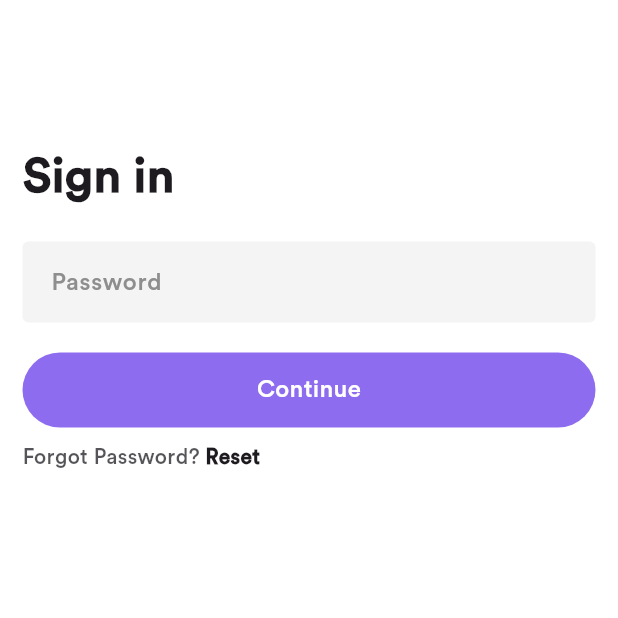
After one commit to MohamedElnaggar0/store_app, a Flutter app: the screen it shows after launch, after a tap on "Continue", on a phone screen of 412 x 824 dp, the top half of it. The commit adds this screen. Run offline on Flutter 3.47's test engine with Material 3 defaults, Android fonts, the phone set to English and light mode, and no system bars; our stand-ins replace flutter_bloc, go_router.

Commit message:
create sign in password view

```diff
--- a/lib/core/configs/app_router.dart
+++ b/lib/core/configs/app_router.dart
@@ -1,10 +1,11 @@
 import 'package:go_router/go_router.dart';
-import 'package:store_app/features/auth/presentation/views/signin_email.dart';
+import 'package:store_app/features/auth/presentation/views/signin_email_view.dart';
+import 'package:store_app/features/auth/presentation/views/signin_password_view.dart';
 import 'package:store_app/features/splash/presentation/views/splash_view.dart';
 
 abstract class AppRouter {
   static const kSigninEmailView = '/signinEmailView';
-
+  static const kSigninPasswordView = '/signinPasswordView';
   static final router = GoRouter(
     routes: [
       GoRoute(
@@ -15,6 +16,10 @@ abstract class AppRouter {
         path: kSigninEmailView,
         builder: (context, state) => const SigninEmailView(),
       ),
+      GoRoute(
+        path: kSigninPasswordView,
+        builder: (context, state) => const SigninPasswordView(),
+      ),
     ],
   );
 }
--- a/lib/features/auth/presentation/views/signin_email.dart
+++ b/lib/features/auth/presentation/views/signin_email_view.dart
@@ -1,5 +1,5 @@
 import 'package:flutter/material.dart';
-import 'package:store_app/features/auth/presentation/widgets/signin_view_body.dart';
+import 'package:store_app/features/auth/presentation/widgets/signin_email_view_body.dart';
 
 class SigninEmailView extends StatelessWidget {
   const SigninEmailView({super.key});
--- /dev/null
+++ b/lib/features/auth/presentation/views/signin_password_view.dart
@@ -0,0 +1,13 @@
+import 'package:flutter/material.dart';
+import 'package:store_app/features/auth/presentation/widgets/signin_password_view_body.dart';
+
+class SigninPasswordView extends StatelessWidget {
+  const SigninPasswordView({super.key});
+
+  @override
+  Widget build(BuildContext context) {
+    return const Scaffold(
+      body: SigninPasswordViewBody(),
+    );
+  }
+}
--- a/lib/features/auth/presentation/widgets/custom_button.dart
+++ b/lib/features/auth/presentation/widgets/custom_button.dart
@@ -2,11 +2,14 @@ import 'package:flutter/material.dart';
 import 'package:store_app/core/configs/app_color.dart';
 
 class CustomButton extends StatelessWidget {
-  const CustomButton({super.key, required this.text});
+  const CustomButton({super.key, required this.text, this.onTap});
   final String text;
+  final Function()? onTap;
   @override
   Widget build(BuildContext context) {
-    return Container(
+    return GestureDetector(
+      onTap: onTap,
+      child: Container(
         height: 50,
         width: double.infinity,
         decoration: BoxDecoration(
@@ -18,6 +21,7 @@ class CustomButton extends StatelessWidget {
             style: const TextStyle(color: Colors.white, fontSize: 16),
           ),
         ),
+      ),
     );
   }
 }
--- a/lib/features/auth/presentation/widgets/custom_text_field.dart
+++ b/lib/features/auth/presentation/widgets/custom_text_field.dart
@@ -1,9 +1,11 @@
 import 'package:flutter/material.dart';
 
 class CustomTextField extends StatelessWidget {
-  const CustomTextField({super.key, this.onChanged, required this.hintText});
+  const CustomTextField(
+      {super.key, this.onChanged, required this.hintText, this.obscureText});
   final Function(String)? onChanged;
   final String hintText;
+  final bool? obscureText;
   @override
   Widget build(BuildContext context) {
     return TextFormField(
@@ -13,6 +15,7 @@ class CustomTextField extends StatelessWidget {
         }
         return null;
       },
+      obscureText: obscureText ?? false,
       onChanged: onChanged,
       decoration: InputDecoration(
         hintText: hintText,
--- a/lib/features/auth/presentation/widgets/signin_view_body.dart
+++ b/lib/features/auth/presentation/widgets/signin_email_view_body.dart
@@ -1,4 +1,6 @@
 import 'package:flutter/material.dart';
+import 'package:go_router/go_router.dart';
+import 'package:store_app/core/configs/app_router.dart';
 import 'package:store_app/features/auth/presentation/widgets/custom_text.dart';
 import 'package:store_app/features/auth/presentation/widgets/custom_text_field.dart';
 import 'package:store_app/features/auth/presentation/widgets/custom_button.dart';
@@ -23,6 +25,9 @@ class SigninEmailViewBody extends StatelessWidget {
           const SizedBox(height: 20),
           CustomButton(
             text: 'Continue',
+            onTap: () {
+              GoRouter.of(context).go(AppRouter.kSigninPasswordView);
+            },
           ),
           const SizedBox(height: 10),
           CustomTextWidgets(
--- /dev/null
+++ b/lib/features/auth/presentation/widgets/signin_password_view_body.dart
@@ -0,0 +1,34 @@
+import 'package:flutter/material.dart';
+import 'package:store_app/features/auth/presentation/widgets/custom_button.dart';
+import 'package:store_app/features/auth/presentation/widgets/custom_text.dart';
+import 'package:store_app/features/auth/presentation/widgets/custom_text_field.dart';
+import 'package:store_app/features/auth/presentation/widgets/custom_text_widgets.dart';
+
+class SigninPasswordViewBody extends StatelessWidget {
+  const SigninPasswordViewBody({super.key});
+
+  @override
+  Widget build(BuildContext context) {
+    return Padding(
+      padding: const EdgeInsets.all(15),
+      child: Column(
+        crossAxisAlignment: CrossAxisAlignment.start,
+        children: [
+          SizedBox(height: 80),
+          CustomText('Sign in'),
+          const SizedBox(height: 20),
+          CustomTextField(
+            hintText: 'Password',
+            obscureText: true,
+          ),
+          const SizedBox(height: 20),
+          CustomButton(
+            text: 'Continue',
+          ),
+          const SizedBox(height: 10),
+          CustomTextWidgets(text: 'Forgot Password? ', clickableText: 'Reset'),
+        ],
+      ),
+    );
+  }
+}
```
Lines whose indentation alone changed are shown as unchanged.
